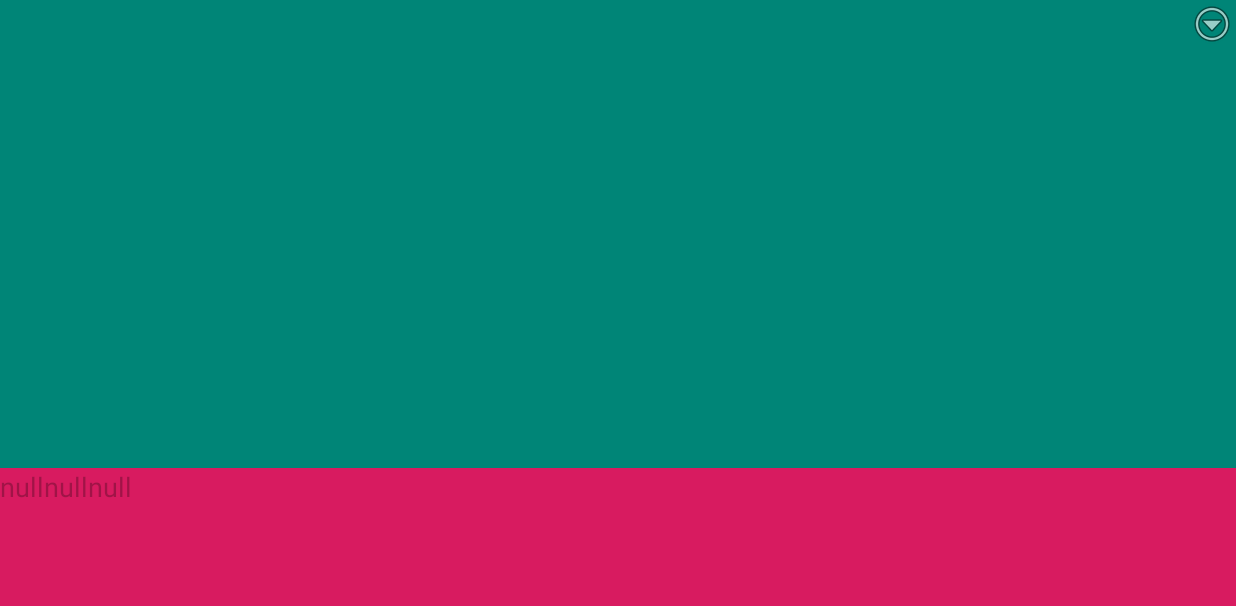
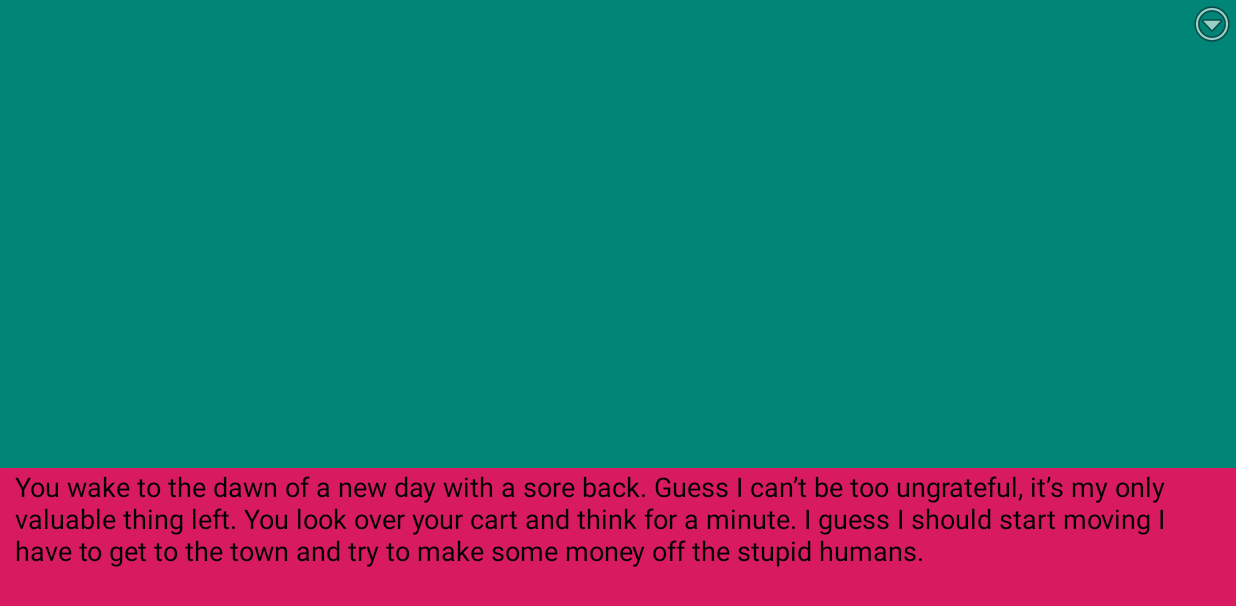
Before and after one commit to WinterAnimosus/PekxGoblinKingOfMerchants, an Android app: the PlayActivity screen opened directly, with no data from a screen before it, on a phone screen of 824 x 412 dp (held sideways). Shown: the top 606 px of the screen. Run offline under Robolectric (Android 15) with nearby library versions, the phone set to English and light mode, and no system bars.

Commit message:
Hard coding text

```diff
--- a/Pekx/app/src/main/java/com/winter/pekx/PlayActivity.java
+++ b/Pekx/app/src/main/java/com/winter/pekx/PlayActivity.java
@@ -72,7 +72,7 @@ public class PlayActivity extends BaseActivity {
 //        backgroundView.setImageResource(resID);
 
         String text;
-        text = sceneData[6] + sceneData[7] + sceneData[8];
+        text = "You wake to the dawn of a new day with a sore back. Guess I can’t be too ungrateful, it’s my only valuable thing left."+ " You look over your cart and think for a minute."+" I guess I should start moving I have to get to the town and try to make some money off the stupid humans. ";
         storyText.setText(text);
 
     }
--- a/Pekx/app/src/main/res/layout/play_screen.xml
+++ b/Pekx/app/src/main/res/layout/play_screen.xml
@@ -27,7 +27,10 @@
         android:enabled="false"
         android:gravity="start|top"
         android:inputType="textMultiLine"
+        android:paddingLeft="10dp"
+        android:paddingRight="10dp"
         android:text="You wake to the dawn of a new day with a sore back. Guess I can’t be too ungrateful, it’s my only valuable thing left. You look over your cart and think for a minute."
+        android:textColor="@android:color/black"
         app:layout_constraintBottom_toBottomOf="parent"
         app:layout_constraintEnd_toStartOf="@+id/backgroundView"
         app:layout_constraintHorizontal_bias="0.5"
```
